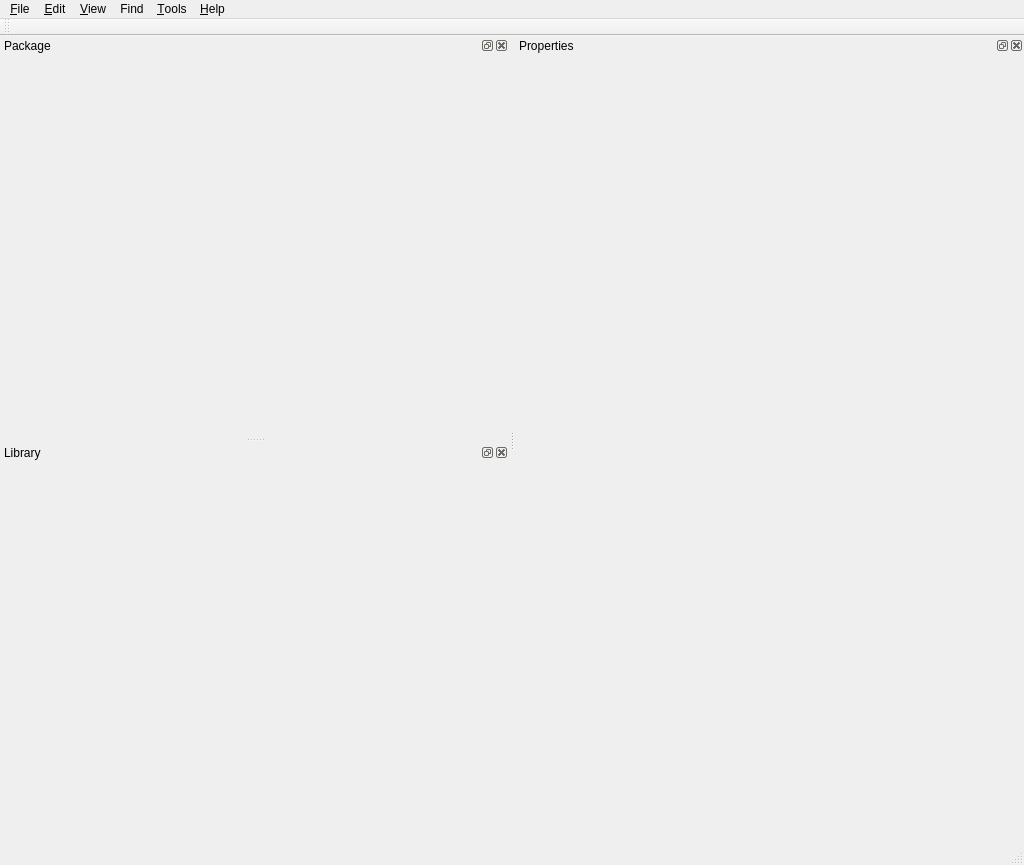
Before: the Qt Designer form Programs/QuickEd/UI/mainwindow.ui in xaoctech/dava.engine, drawn with Qt 5.
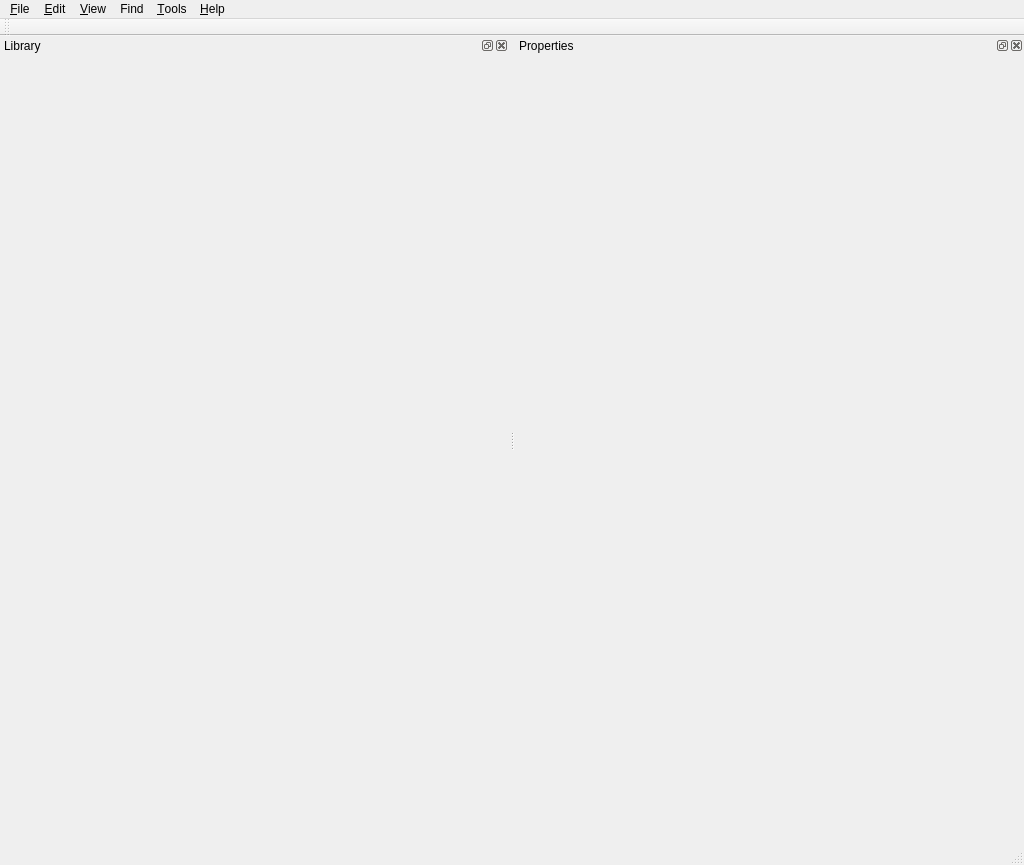
After: the same form once the commit is applied. Custom widgets are drawn as their Qt base class.

Commit message: DF-11681 start refactoring of packageWidget

```diff
--- a/Programs/QuickEd/UI/mainwindow.ui
+++ b/Programs/QuickEd/UI/mainwindow.ui
@@ -135,17 +135,6 @@
     <number>2</number>
    </attribute>
   </widget>
-  <widget class="PackageWidget" name="packageWidget">
-   <property name="allowedAreas">
-    <set>Qt::LeftDockWidgetArea|Qt::RightDockWidgetArea</set>
-   </property>
-   <property name="windowTitle">
-    <string>Package</string>
-   </property>
-   <attribute name="dockWidgetArea">
-    <number>1</number>
-   </attribute>
-  </widget>
   <widget class="LibraryWidget" name="libraryWidget">
    <property name="allowedAreas">
     <set>Qt::LeftDockWidgetArea|Qt::RightDockWidgetArea</set>
@@ -225,12 +214,6 @@
    <header>UI/Library/LibraryWidget.h</header>
    <container>1</container>
   </customwidget>
-  <customwidget>
-   <class>PackageWidget</class>
-   <extends>QDockWidget</extends>
-   <header>UI/Package/PackageWidget.h</header>
-   <container>1</container>
-  </customwidget>
   <customwidget>
    <class>PropertiesWidget</class>
    <extends>QDockWidget</extends>
```
Left out of the diff: 18 changed lines with no effect on the pictures. The commit also changes 18 other files.
